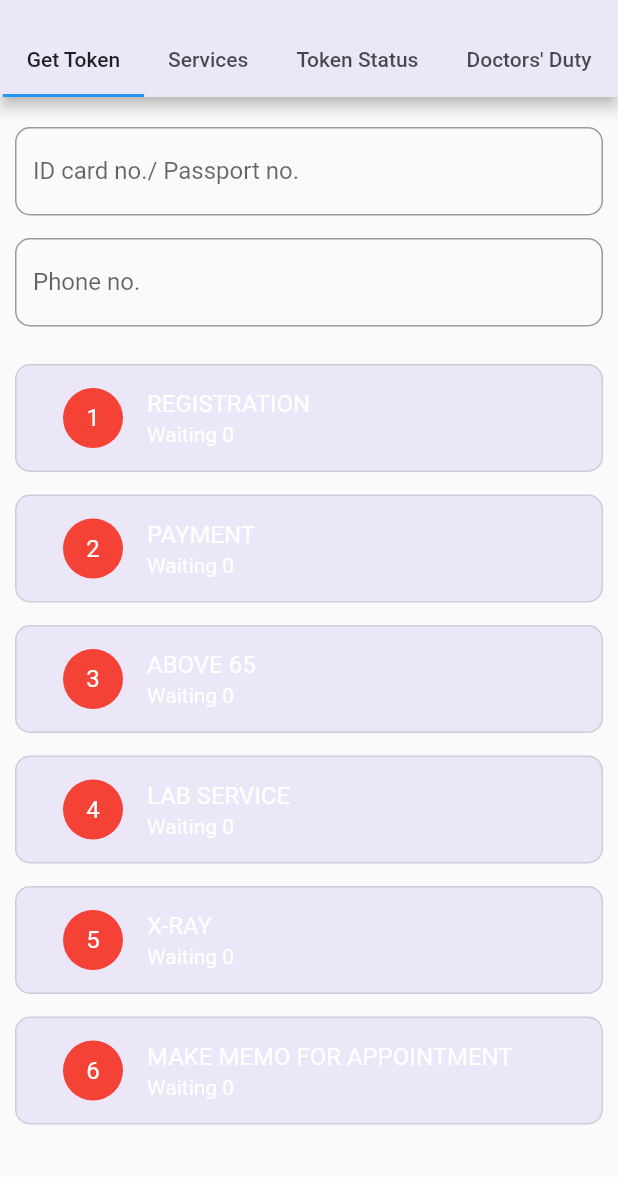
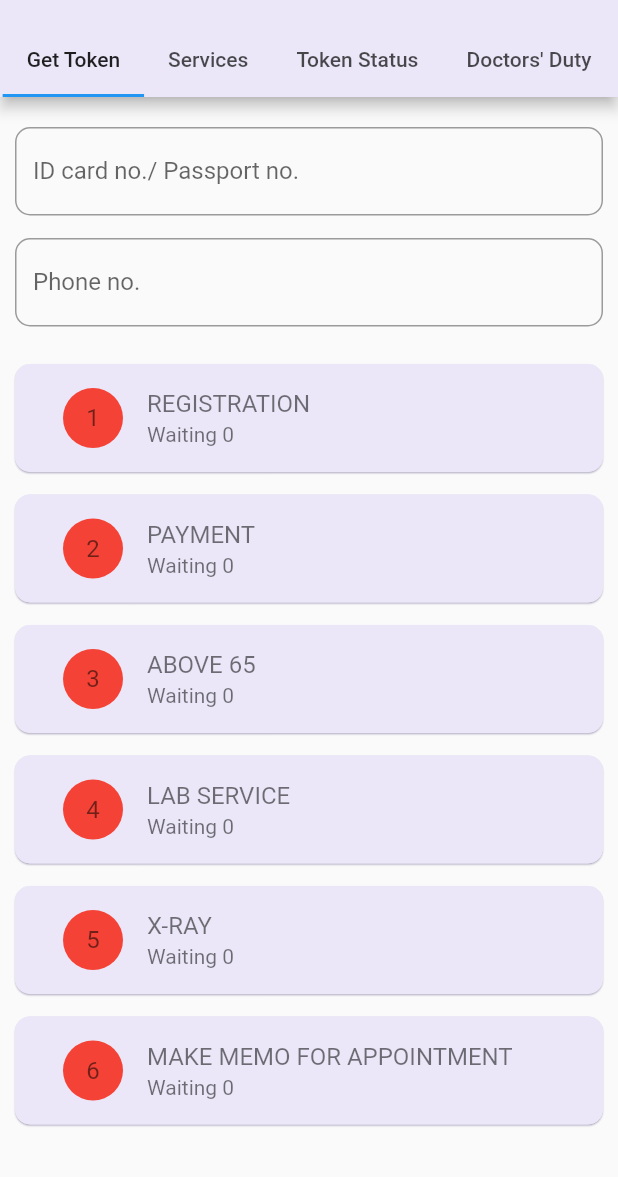
Before and after one commit to ahsam-hs/queue_app, a Flutter app: the screen it shows after launch, on a phone screen of 412 x 824 dp, the part 59-1236 px from its top. Run offline on Flutter 3.47's test engine with Material 2 defaults, Android fonts, the phone set to English and light mode, and no system bars.

Commit message:
token_status.dart, doctors_duty.dart and services.dart working with api

```diff
--- a/lib/screens/doctors_duty.dart
+++ b/lib/screens/doctors_duty.dart
@@ -89,9 +89,9 @@ class DoctorDutyCard extends StatelessWidget {
           borderRadius: BorderRadius.circular(10.0),
           boxShadow: [
             BoxShadow(
-              offset: Offset.zero,
-              blurRadius: 24.0,
-              color: Color(0x0F524ABF),
+              spreadRadius: 0.5,
+              blurRadius: 3.0,
+              color: mainDarkColor,
             ),
           ],
           color: mainColor,
--- a/lib/screens/get_token.dart
+++ b/lib/screens/get_token.dart
@@ -38,7 +38,7 @@ class RegistrationButton extends StatelessWidget {
   final String subtitle;
 
   final TextStyle whiteText = TextStyle(
-    color: Colors.white,
+    color: Colors.black54,
   );
 
   @override
@@ -47,12 +47,21 @@ class RegistrationButton extends StatelessWidget {
       padding: cardInsets,
       child: OutlinedButton(
         style: ButtonStyle(
+          side: MaterialStateProperty.all(
+            BorderSide(
+              width: 0.5,
+              color: mainColor,
+              style: BorderStyle.solid,
+            ),
+          ),
+          shadowColor: MaterialStateProperty.all(mainDarkColor),
           shape: MaterialStateProperty.all(
             RoundedRectangleBorder(
               borderRadius: BorderRadius.circular(10.0),
             ),
           ),
           backgroundColor: MaterialStateProperty.all(mainColor),
+          elevation: MaterialStateProperty.all(0.5),
         ),
         onPressed: () {},
         child: ListTile(
--- a/lib/values.dart
+++ b/lib/values.dart
@@ -1,6 +1,8 @@
 import 'package:flutter/material.dart';
 
 Color mainColor = Color(0xFFEBE7F8);
+
+Color mainDarkColor = Color(0xFFA99CD5);
 
 // Color mainColor = Color(0xFF444273);
 
```
Also changed, not shown: lib/screens/services.dart (+13 -2 lines), lib/screens/token_status.dart (+9 -3 lines).
